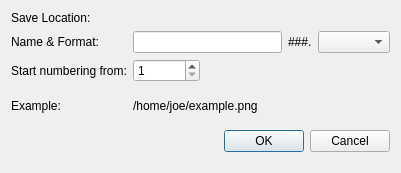
KDE/skanlite, file src/SaveLocation.ui: the form before one commit.
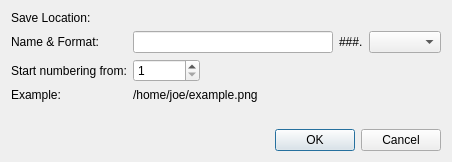
The form after the commit. Custom widgets are drawn as their Qt base class.

Commit message: Finalize the KIO port to KF5 + minor save dialogue UI fixes.

```diff
--- a/src/SaveLocation.ui
+++ b/src/SaveLocation.ui
@@ -6,8 +6,8 @@
    <rect>
     <x>0</x>
     <y>0</y>
-    <width>401</width>
-    <height>173</height>
+    <width>452</width>
+    <height>162</height>
    </rect>
   </property>
   <property name="sizePolicy">
@@ -19,10 +19,9 @@
   <property name="windowTitle">
    <string>Save Location</string>
   </property>
+  <layout class="QVBoxLayout" name="verticalLayout">
+   <item>
   <layout class="QFormLayout" name="formLayout">
-   <property name="fieldGrowthPolicy">
-    <enum>QFormLayout::AllNonFixedFieldsGrow</enum>
-   </property>
    <item row="0" column="0">
     <widget class="QLabel" name="locationLabel">
      <property name="text">
@@ -36,7 +35,14 @@
    <item row="0" column="1">
     <layout class="QHBoxLayout" name="horizontalLayout">
      <item>
-      <widget class="KUrlRequester" name="u_urlRequester"/>
+        <widget class="KUrlRequester" name="u_urlRequester" native="true">
+         <property name="sizePolicy">
+          <sizepolicy hsizetype="MinimumExpanding" vsizetype="Preferred">
+           <horstretch>0</horstretch>
+           <verstretch>0</verstretch>
+          </sizepolicy>
+         </property>
+        </widget>
      </item>
     </layout>
    </item>
@@ -108,14 +114,14 @@
      </item>
     </layout>
    </item>
-   <item row="4" column="0">
+     <item row="3" column="0">
     <widget class="QLabel" name="u_resultLabel">
      <property name="text">
       <string>Example:</string>
      </property>
     </widget>
    </item>
-   <item row="4" column="1">
+     <item row="3" column="1">
     <widget class="QLabel" name="u_resultValue">
      <property name="text">
       <string>/home/joe/example.png</string>
@@ -125,7 +131,9 @@
      </property>
     </widget>
    </item>
-   <item row="6" column="0" colspan="2">
+    </layout>
+   </item>
+   <item>
     <widget class="QDialogButtonBox" name="u_dialogButtonBox">
      <property name="orientation">
       <enum>Qt::Horizontal</enum>
@@ -135,38 +143,6 @@
      </property>
     </widget>
    </item>
-   <item row="3" column="0">
-    <spacer name="verticalSpacer">
-     <property name="orientation">
-      <enum>Qt::Vertical</enum>
-     </property>
-     <property name="sizeType">
-      <enum>QSizePolicy::Fixed</enum>
-     </property>
-     <property name="sizeHint" stdset="0">
-      <size>
-       <width>18</width>
-       <height>5</height>
-      </size>
-     </property>
-    </spacer>
-   </item>
-   <item row="5" column="0">
-    <spacer name="verticalSpacer_2">
-     <property name="orientation">
-      <enum>Qt::Vertical</enum>
-     </property>
-     <property name="sizeType">
-      <enum>QSizePolicy::Fixed</enum>
-     </property>
-     <property name="sizeHint" stdset="0">
-      <size>
-       <width>20</width>
-       <height>5</height>
-      </size>
-     </property>
-    </spacer>
-   </item>
   </layout>
  </widget>
  <customwidgets>
```
Lines whose indentation alone changed are shown as unchanged. The commit also changes 3 other files.
